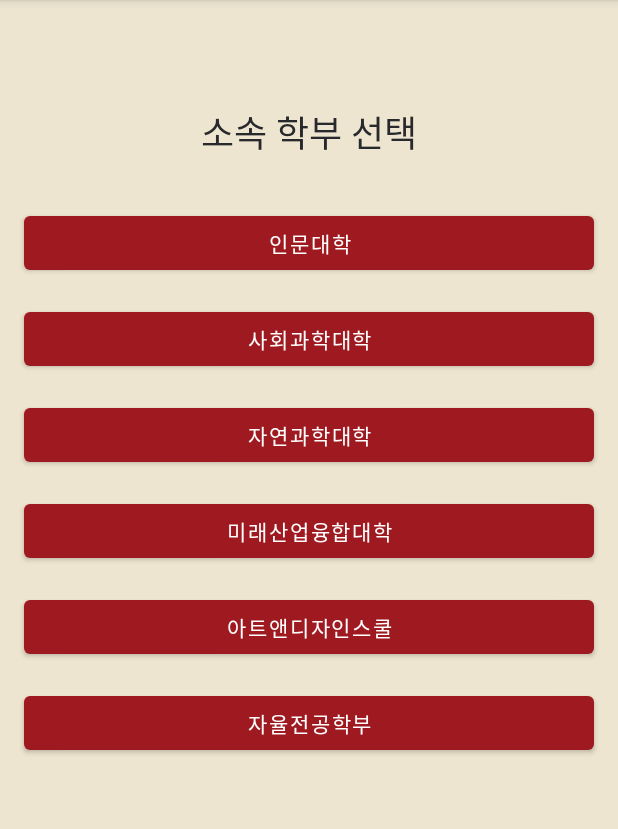
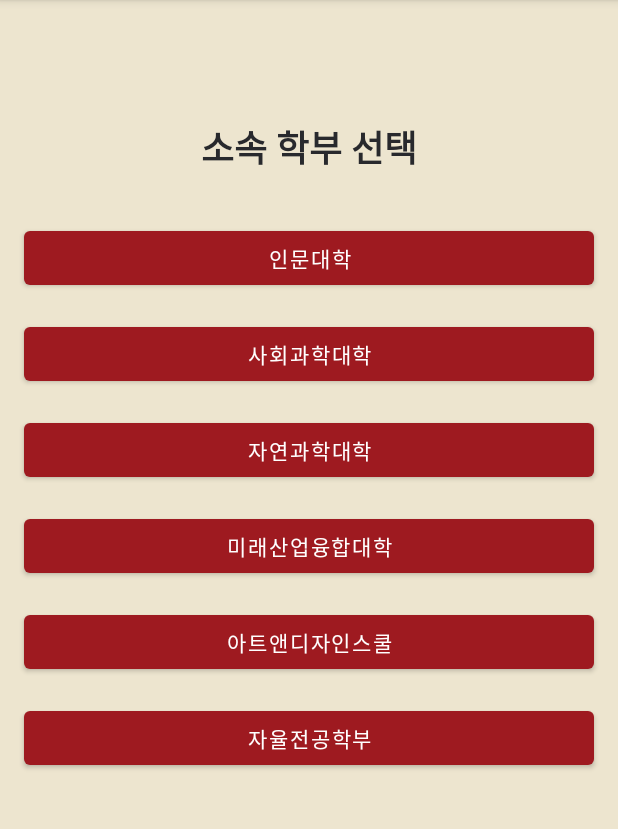
Before and after one commit to whitecastle20/Android16, an Android app: the ChooseCollege screen opened directly, with no data from a screen before it, on a phone screen of 412 x 824 dp, the part 84-913 px from its top. Run offline under Robolectric (Android 15) with nearby library versions, the phone set to English and light mode, and no system bars.

Commit message:
activity_choose_college.xml

```diff
--- a/app/src/main/res/layout/activity_choose_college.xml
+++ b/app/src/main/res/layout/activity_choose_college.xml
@@ -24,10 +24,11 @@
         android:id="@+id/textView"
         android:layout_width="wrap_content"
         android:layout_height="wrap_content"
-        android:layout_marginTop="70dp"
+        android:layout_marginTop="80dp"
         android:text="소속 학부 선택"
         android:textColor="@color/Active_Text"
         android:textSize="24sp"
+        android:textStyle="bold"
         app:layout_constraintEnd_toEndOf="parent"
         app:layout_constraintStart_toStartOf="parent"
         app:layout_constraintTop_toTopOf="parent" />
```
